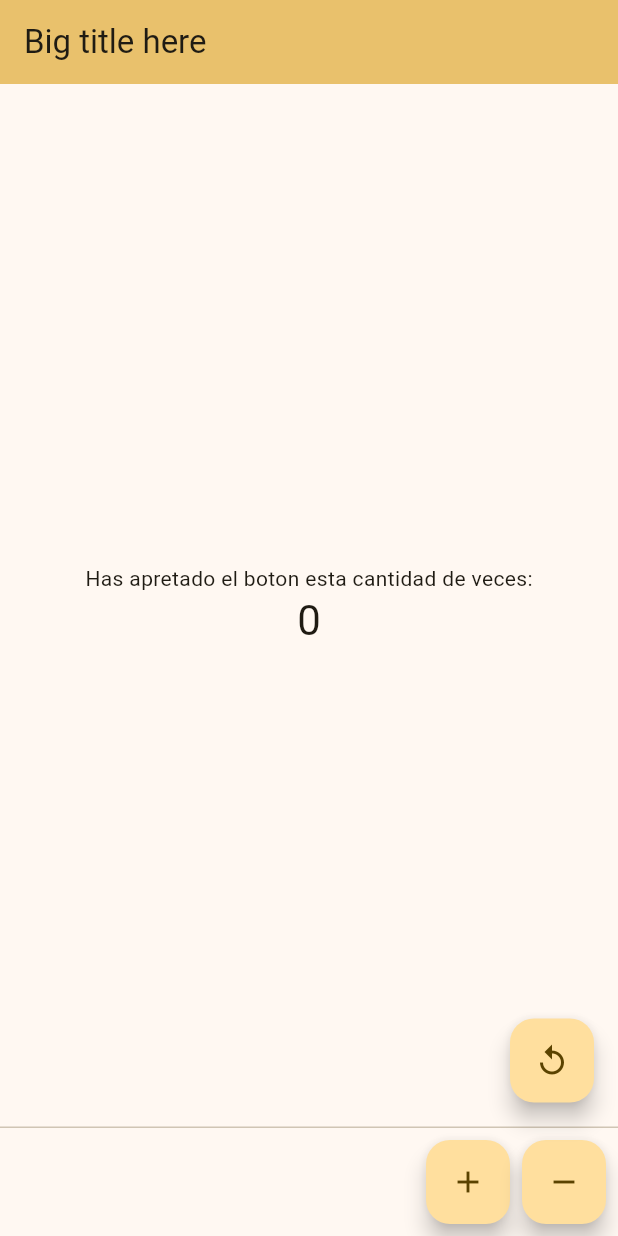
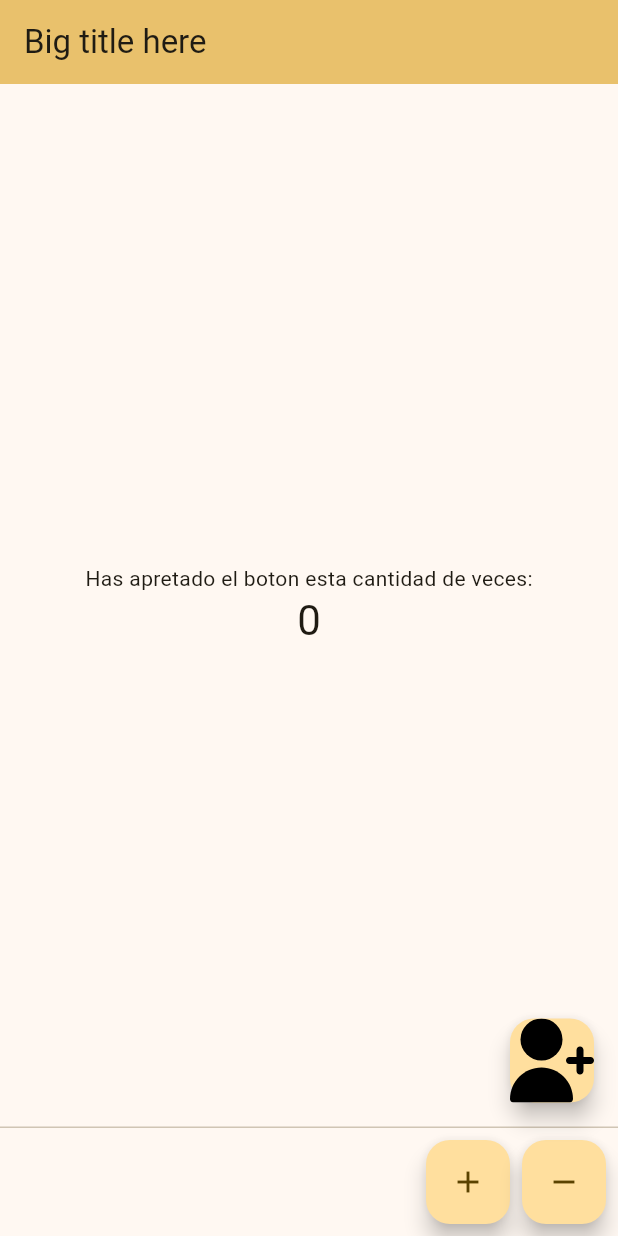
Before and after one commit to ansotomUtalca/laboratorio3, a Flutter app: the screen it shows after launch, on a phone screen of 412 x 824 dp. Run offline on Flutter 3.47's test engine with Material 3 defaults, Android fonts, the light colour scheme and no system bars; our stand-ins replace flutter_svg; Roboto replaces fonts that are missing (osaka-re).

Commit message:
Lab 4
Finished the steps from lab 4

```diff
--- /dev/null
+++ b/lib/Pages/home.dart
@@ -0,0 +1,118 @@
+import 'package:flutter/material.dart';
+import 'package:flutter_svg/flutter_svg.dart';
+
+const String assetname = 'lib/Icons/agregar-usuario.svg';
+Widget svgIcon = SvgPicture.asset(assetname, semanticsLabel: 'Acme Logo');
+
+class MyHomePage extends StatefulWidget {
+  const MyHomePage({super.key, required this.title});
+
+  // This widget is the home page of your application. It is stateful, meaning
+  // that it has a State object (defined below) that contains fields that affect
+  // how it looks.
+
+  // This class is the configuration for the state. It holds the values (in this
+  // case the title) provided by the parent (in this case the App widget) and
+  // used by the build method of the State. Fields in a Widget subclass are
+  // always marked "final".
+
+  final String title;
+
+  @override
+  State<MyHomePage> createState() => _MyHomePageState();
+}
+
+class _MyHomePageState extends State<MyHomePage> {
+  int _counter = 0;
+
+  void _incrementCounter() {
+    setState(() {
+      // This call to setState tells the Flutter framework that something has
+      // changed in this State, which causes it to rerun the build method below
+      // so that the display can reflect the updated values. If we changed
+      // _counter without calling setState(), then the build method would not be
+      // called again, and so nothing would appear to happen.
+      _counter++;
+    });
+  }
+
+  void _decreaseCounter() {
+    setState(() {
+      _counter--;
+    });
+    //decreases counter and calls build method.
+  }
+
+  void _resetCounter() {
+    setState(() {
+      _counter = 0;
+    });
+    //resets counter back to 0 and calls build method.
+  }
+
+  @override
+  Widget build(BuildContext context) {
+    // This method is rerun every time setState is called, for instance as done
+    // by the _incrementCounter method above.
+    //
+    // The Flutter framework has been optimized to make rerunning build methods
+    // fast, so that you can just rebuild anything that needs updating rather
+    // than having to individually change instances of widgets.
+    return Scaffold(
+      appBar: AppBar(
+        // TRY THIS: Try changing the color here to a specific color (to
+        // Colors.amber, perhaps?) and trigger a hot reload to see the AppBar
+        // change color while the other colors stay the same.
+        backgroundColor: Theme.of(context).colorScheme.inversePrimary,
+        // Here we take the value from the MyHomePage object that was created by
+        // the App.build method, and use it to set our appbar title.
+        title: Text(widget.title),
+      ),
+      body: Center(
+        // Center is a layout widget. It takes a single child and positions it
+        // in the middle of the parent.
+        child: Column(
+          // Column is also a layout widget. It takes a list of children and
+          // arranges them vertically. By default, it sizes itself to fit its
+          // children horizontally, and tries to be as tall as its parent.
+          //
+          // Column has various properties to control how it sizes itself and
+          // how it positions its children. Here we use mainAxisAlignment to
+          // center the children vertically; the main axis here is the vertical
+          // axis because Columns are vertical (the cross axis would be
+          // horizontal).
+          //
+          // TRY THIS: Invoke "debug painting" (choose the "Toggle Debug Paint"
+          // action in the IDE, or press "p" in the console), to see the
+          // wireframe for each widget.
+
+          mainAxisAlignment: MainAxisAlignment.center,
+          children: <Widget>[
+            const Text(
+              'Has apretado el boton esta cantidad de veces:',
+            ),
+            Text(
+              '$_counter',
+              style: Theme.of(context).textTheme.headlineMedium,
+            ),
+          ],
+        ),
+      ),
+      floatingActionButton: FloatingActionButton(
+          onPressed: _resetCounter,
+          tooltip: 'Reset',
+          child:
+              svgIcon), // This trailing comma makes auto-formatting nicer for build methods.
+      persistentFooterButtons: [
+        FloatingActionButton(
+            onPressed: _incrementCounter,
+            tooltip: 'Increment',
+            child: const Icon(Icons.add)),
+        FloatingActionButton(
+            onPressed: _decreaseCounter,
+            tooltip: 'Decrease',
+            child: const Icon(Icons.remove)),
+      ],
+    );
+  }
+}
--- a/lib/main.dart
+++ b/lib/main.dart
@@ -1,8 +1,32 @@
 import 'package:flutter/material.dart';
+import 'package:laboratorio3/Pages/home.dart';
 
 void main() {
   runApp(const MyApp());
 }
+
+const String svgString = '''
+<svg xmlns="http://www.w3.org/2000/svg" version="1.1" viewBox="0 0 166 202">
+  <defs>
+    <linearGradient id="triangleGradient">
+      <stop offset="20%" stop-color="#000000" stop-opacity=".55" />
+      <stop offset="85%" stop-color="#616161" stop-opacity=".01" />
+    </linearGradient>
+    <linearGradient id="rectangleGradient" x1="0%" x2="0%" y1="0%" y2="100%">
+      <stop offset="20%" stop-color="#000000" stop-opacity=".15" />
+      <stop offset="85%" stop-color="#616161" stop-opacity=".01" />
+    </linearGradient>
+  </defs>
+  <path fill="#42A5F5" fill-opacity=".8" d="M37.7 128.9 9.8 101 100.4 10.4 156.2 10.4" />
+  <path fill="#42A5F5" fill-opacity=".8" d="M156.2 94 100.4 94 79.5 114.9 107.4 142.8" />
+  <path fill="#0D47A1" d="M79.5 170.7 100.4 191.6 156.2 191.6 156.2 191.6 107.4 142.8" />
+  <g transform="matrix(0.7071, -0.7071, 0.7071, 0.7071, -77.667, 98.057)">
+    <rect width="39.4" height="39.4" x="59.8" y="123.1" fill="#42A5F5" />
+    <rect width="39.4" height="5.5" x="59.8" y="162.5" fill="url(#rectangleGradient)" />
+  </g>
+  <path d="M79.5 170.7 120.9 156.4 107.4 142.8" fill="url(#triangleGradient)" />
+</svg>
+''';
 
 class MyApp extends StatelessWidget {
   const MyApp({super.key});
@@ -28,6 +52,7 @@
         //
         // This works for code too, not just values: Most code changes can be
         // tested with just a hot reload.
+        fontFamily: 'osaka-re',
         colorScheme: ColorScheme.fromSeed(seedColor: Colors.amber),
         useMaterial3: true,
       ),
@@ -35,115 +60,3 @@
     );
   }
 }
-
-class MyHomePage extends StatefulWidget {
-  const MyHomePage({super.key, required this.title});
-
-  // This widget is the home page of your application. It is stateful, meaning
-  // that it has a State object (defined below) that contains fields that affect
-  // how it looks.
-
-  // This class is the configuration for the state. It holds the values (in this
-  // case the title) provided by the parent (in this case the App widget) and
-  // used by the build method of the State. Fields in a Widget subclass are
-  // always marked "final".
-
-  final String title;
-
-  @override
-  State<MyHomePage> createState() => _MyHomePageState();
-}
-
-class _MyHomePageState extends State<MyHomePage> {
-  int _counter = 0;
-
-  void _incrementCounter() {
-    setState(() {
-      // This call to setState tells the Flutter framework that something has
-      // changed in this State, which causes it to rerun the build method below
-      // so that the display can reflect the updated values. If we changed
-      // _counter without calling setState(), then the build method would not be
-      // called again, and so nothing would appear to happen.
-      _counter++;
-    });
-  }
-
-  void _decreaseCounter() {
-    setState(() {
-      _counter--;
-    });
-    //decreases counter and calls build method.
-  }
-
-  void _resetCounter() {
-    setState(() {
-      _counter = 0;
-    });
-    //resets counter back to 0 and calls build method.
-  }
-
-  @override
-  Widget build(BuildContext context) {
-    // This method is rerun every time setState is called, for instance as done
-    // by the _incrementCounter method above.
-    //
-    // The Flutter framework has been optimized to make rerunning build methods
-    // fast, so that you can just rebuild anything that needs updating rather
-    // than having to individually change instances of widgets.
-    return Scaffold(
-      appBar: AppBar(
-        // TRY THIS: Try changing the color here to a specific color (to
-        // Colors.amber, perhaps?) and trigger a hot reload to see the AppBar
-        // change color while the other colors stay the same.
-        backgroundColor: Theme.of(context).colorScheme.inversePrimary,
-        // Here we take the value from the MyHomePage object that was created by
-        // the App.build method, and use it to set our appbar title.
-        title: Text(widget.title),
-      ),
-      body: Center(
-        // Center is a layout widget. It takes a single child and positions it
-        // in the middle of the parent.
-        child: Column(
-          // Column is also a layout widget. It takes a list of children and
-          // arranges them vertically. By default, it sizes itself to fit its
-          // children horizontally, and tries to be as tall as its parent.
-          //
-          // Column has various properties to control how it sizes itself and
-          // how it positions its children. Here we use mainAxisAlignment to
-          // center the children vertically; the main axis here is the vertical
-          // axis because Columns are vertical (the cross axis would be
-          // horizontal).
-          //
-          // TRY THIS: Invoke "debug painting" (choose the "Toggle Debug Paint"
-          // action in the IDE, or press "p" in the console), to see the
-          // wireframe for each widget.
-          mainAxisAlignment: MainAxisAlignment.center,
-          children: <Widget>[
-            const Text(
-              'Has apretado el boton esta cantidad de veces:',
-            ),
-            Text(
-              '$_counter',
-              style: Theme.of(context).textTheme.headlineMedium,
-            ),
-          ],
-        ),
-      ),
-      floatingActionButton: FloatingActionButton(
-        onPressed: _resetCounter,
-        tooltip: 'Reset',
-        child: const Icon(Icons.replay_outlined),
-      ), // This trailing comma makes auto-formatting nicer for build methods.
-      persistentFooterButtons: [
-        FloatingActionButton(
-            onPressed: _incrementCounter,
-            tooltip: 'Increment',
-            child: const Icon(Icons.add)),
-        FloatingActionButton(
-            onPressed: _decreaseCounter,
-            tooltip: 'Decrease',
-            child: const Icon(Icons.remove)),
-      ],
-    );
-  }
-}
```
Also changed, not shown: pubspec.yaml (+8 -3 lines), lib/Fonts/Japan wave.ttf (added), lib/Fonts/University.otf (added), lib/Fonts/osaka-re.ttf (added), lib/Icons/agregar-usuario.svg (added), lib/Icons/usuarios-alt.svg (added), pubspec.lock, 1 other file.
